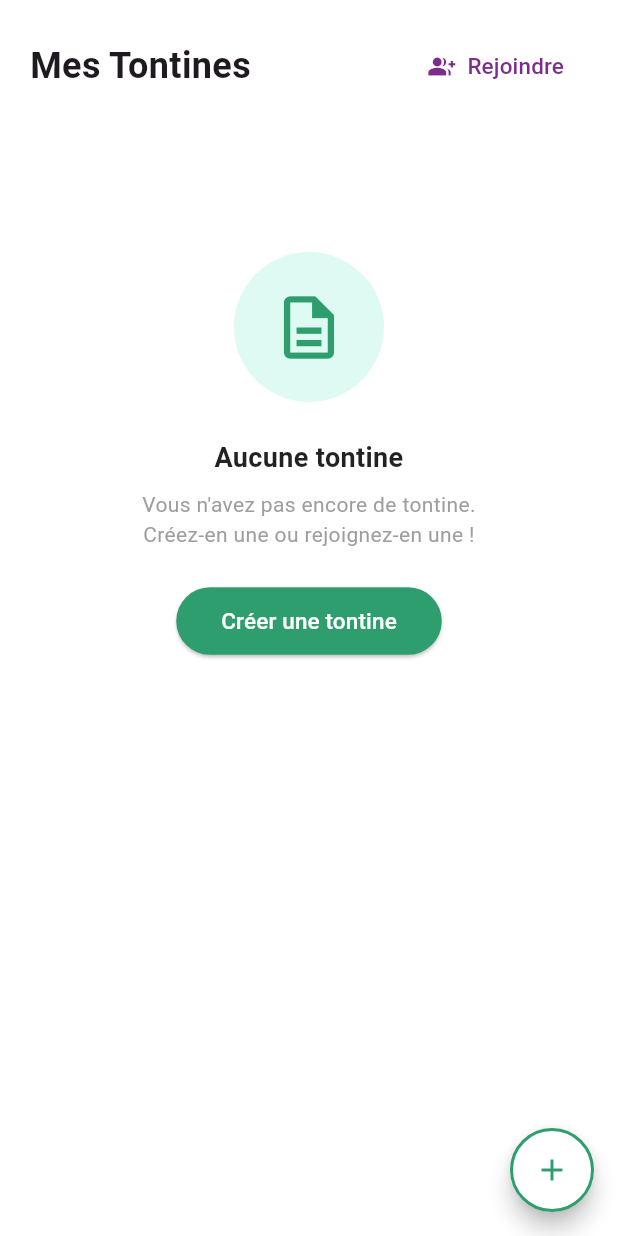
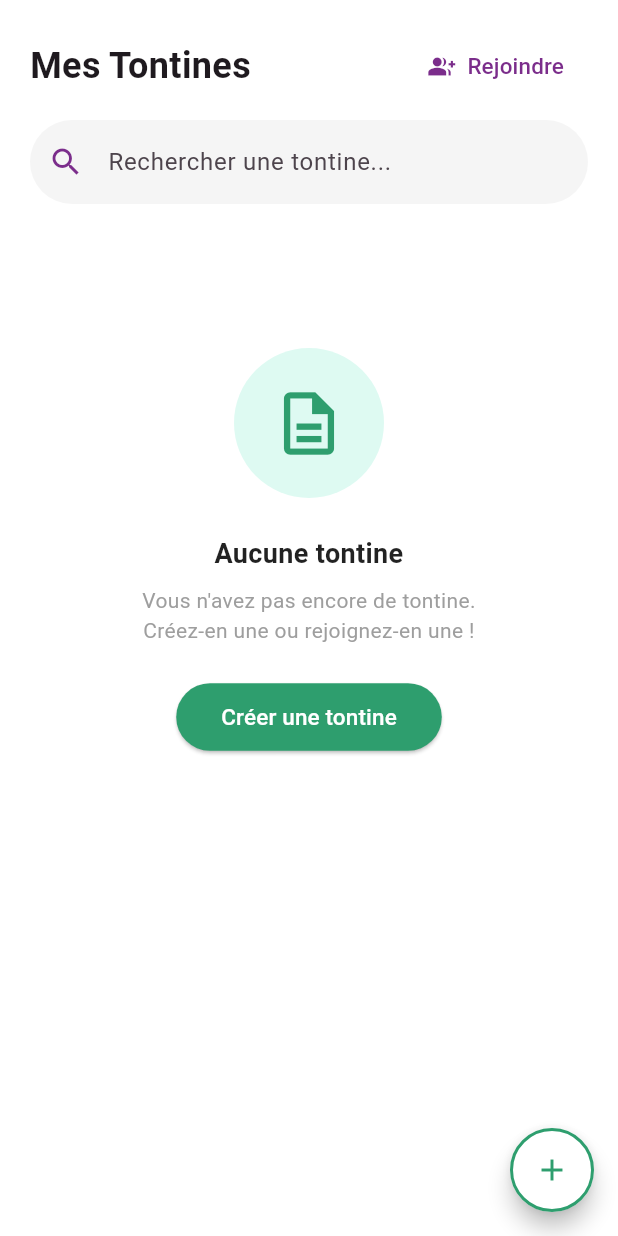
Before and after one commit to Marino0503/njangui, a Flutter app: the TontinesScreen screen opened directly, on a phone screen of 412 x 824 dp. Run offline on Flutter 3.47's test engine with Material 3 defaults, Android fonts, the phone set to English and light mode, and no system bars; our stand-ins replace cloud_firestore, firebase_auth, firebase_core; accounts and stored records are empty.

Commit message:
feat:Barre de recherche tontine

```diff
--- a/lib/screens/tontines_screen.dart
+++ b/lib/screens/tontines_screen.dart
@@ -2,29 +2,52 @@ import 'package:flutter/material.dart';
 import '../services/firestore_service.dart';
 import '../models/tontine.dart';
 import '../widgets/tontine_card.dart';
+import '../widgets/empty_state.dart';
+import '../widgets/error_state.dart';
 import 'create_tontine_screen.dart';
 import 'rejoindre_tontine_screen.dart';
 import 'detail_tontine_screen.dart';
-import '../widgets/empty_state.dart';
-import '../widgets/error_state.dart';
 
-class TontinesScreen extends StatelessWidget {
+class TontinesScreen extends StatefulWidget {
   const TontinesScreen({super.key});
+
+  @override
+  State<TontinesScreen> createState() => _TontinesScreenState();
+}
+
+class _TontinesScreenState extends State<TontinesScreen> {
+  final TextEditingController _searchController = TextEditingController();
+  String _recherche = '';
+
+  @override
+  void dispose() {
+    _searchController.dispose();
+    super.dispose();
+  }
+
+  // Filtre les tontines selon la recherche
+  List<Tontine> _filtrer(List<Tontine> tontines) {
+    if (_recherche.isEmpty) return tontines;
+    return tontines.where((t) {
+      return t.nom.toLowerCase().contains(_recherche.toLowerCase()) ||
+          t.gestionnaire.toLowerCase().contains(_recherche.toLowerCase());
+    }).toList();
+  }
 
   @override
   Widget build(BuildContext context) {
     return Scaffold(
       backgroundColor: Colors.white,
       body: SafeArea(
-        child: Padding(
-          padding: const EdgeInsets.symmetric(horizontal: 20),
         child: Column(
           crossAxisAlignment: CrossAxisAlignment.start,
           children: [
             const SizedBox(height: 20),
 
             // ── Titre + bouton rejoindre ──
-              Row(
+            Padding(
+              padding: const EdgeInsets.symmetric(horizontal: 20),
+              child: Row(
                 mainAxisAlignment: MainAxisAlignment.spaceBetween,
                 children: [
                   const Text(
@@ -48,15 +71,57 @@ class TontinesScreen extends StatelessWidget {
                   ),
                 ],
               ),
+            ),
 
-              const SizedBox(height: 20),
+            const SizedBox(height: 12),
 
-              // ── Liste des tontines depuis Firestore ──
+            // ── Barre de recherche ──
+            Padding(
+              padding: const EdgeInsets.symmetric(horizontal: 20),
+              child: TextField(
+                controller: _searchController,
+                onChanged: (value) {
+                  setState(() => _recherche = value);
+                },
+                decoration: InputDecoration(
+                  hintText: 'Rechercher une tontine...',
+                  prefixIcon: const Icon(
+                    Icons.search,
+                    color: Color(0xFF7B2D8B),
+                  ),
+                  suffixIcon: _recherche.isNotEmpty
+                      ? IconButton(
+                          icon: const Icon(Icons.clear),
+                          onPressed: () {
+                            _searchController.clear();
+                            setState(() => _recherche = '');
+                          },
+                        )
+                      : null,
+                  filled: true,
+                  fillColor: Colors.grey.shade100,
+                  border: OutlineInputBorder(
+                    borderRadius: BorderRadius.circular(30),
+                    borderSide: BorderSide.none,
+                  ),
+                  focusedBorder: OutlineInputBorder(
+                    borderRadius: BorderRadius.circular(30),
+                    borderSide: const BorderSide(
+                      color: Color(0xFF7B2D8B),
+                      width: 1.5,
+                    ),
+                  ),
+                ),
+              ),
+            ),
+
+            const SizedBox(height: 16),
+
+            // ── Liste des tontines ──
             Expanded(
               child: RefreshIndicator(
                 color: const Color(0xFF2E9E6E),
                 onRefresh: () async {
-                    // Simule un rafraîchissement
                   await Future.delayed(const Duration(seconds: 1));
                 },
                 child: StreamBuilder<List<Tontine>>(
@@ -79,6 +144,9 @@ class TontinesScreen extends StatelessWidget {
                     }
 
                     final tontines = snapshot.data ?? [];
+
+                    // Filtre les tontines
+                    final tontinesFiltrees = _filtrer(tontines);
 
                     if (tontines.isEmpty) {
                       return ListView(
@@ -104,17 +172,38 @@ class TontinesScreen extends StatelessWidget {
                       );
                     }
 
+                    // Aucun résultat de recherche
+                    if (tontinesFiltrees.isEmpty) {
+                      return ListView(
+                        children: [
+                          const SizedBox(height: 80),
+                          EmptyState(
+                            icon: Icons.search_off,
+                            titre: 'Aucun résultat',
+                            message:
+                                'Aucune tontine ne correspond\nà votre recherche "$_recherche"',
+                            boutonTexte: 'Effacer la recherche',
+                            onBoutonPressed: () {
+                              _searchController.clear();
+                              setState(() => _recherche = '');
+                            },
+                          ),
+                        ],
+                      );
+                    }
+
                     return ListView.builder(
-                        itemCount: tontines.length,
+                      padding: const EdgeInsets.symmetric(horizontal: 20),
+                      itemCount: tontinesFiltrees.length,
                       itemBuilder: (context, index) {
                         return TontineCard(
-                            tontine: tontines[index],
+                          tontine: tontinesFiltrees[index],
                           onTap: () {
                             Navigator.push(
                               context,
                               MaterialPageRoute(
                                 builder: (context) => DetailTontineScreen(
-                                    tontine: tontines[index],
+                                  tontine: tontinesFiltrees[index],
                                 ),
                               ),
                             );
@@ -127,7 +216,6 @@ class TontinesScreen extends StatelessWidget {
               ),
             ),
           ],
-          ),
         ),
       ),
 
```
Lines whose indentation alone changed are shown as unchanged.
